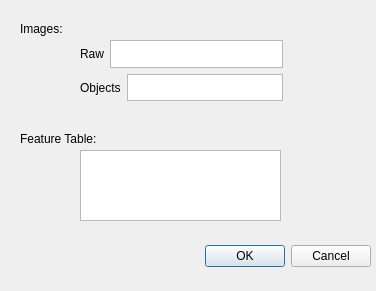
Old version of the form ilastik/widgets/exportToKnimeDialog.ui in the repository ilastik/ilastik.
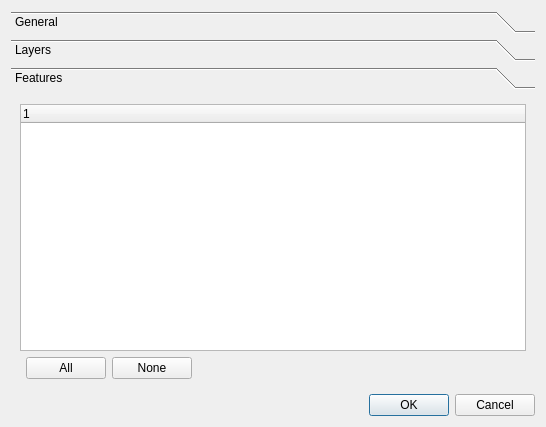
New version of the form. The open tabs and pages were chosen to show the change.

Commit message: brief: added new exportDialog +exportToKnimeDialog.py new dialog *exportToKnimeDialog_old.* renamed -disabled old dialog

```diff
--- a/ilastik/widgets/exportToKnimeDialog.ui
+++ b/ilastik/widgets/exportToKnimeDialog.ui
@@ -6,105 +6,142 @@
    <rect>
     <x>0</x>
     <y>0</y>
-    <width>376</width>
-    <height>291</height>
+    <width>546</width>
+    <height>427</height>
    </rect>
   </property>
   <property name="windowTitle">
    <string>Dialog</string>
   </property>
-  <widget class="QDialogButtonBox" name="buttonBox">
-   <property name="geometry">
-    <rect>
-     <x>30</x>
-     <y>240</y>
-     <width>341</width>
-     <height>32</height>
-    </rect>
-   </property>
-   <property name="orientation">
-    <enum>Qt::Horizontal</enum>
-   </property>
-   <property name="standardButtons">
-    <set>QDialogButtonBox::Cancel|QDialogButtonBox::Ok</set>
-   </property>
-  </widget>
-  <widget class="QLabel" name="label">
-   <property name="geometry">
-    <rect>
-     <x>20</x>
-     <y>20</y>
-     <width>66</width>
-     <height>17</height>
-    </rect>
-   </property>
-   <property name="text">
-    <string>Images:</string>
-   </property>
-  </widget>
-  <widget class="QLabel" name="label_2">
-   <property name="geometry">
-    <rect>
-     <x>20</x>
-     <y>130</y>
-     <width>101</width>
-     <height>17</height>
-    </rect>
-   </property>
-   <property name="text">
-    <string>Feature Table:</string>
-   </property>
-  </widget>
-  <widget class="QWidget" name="verticalLayoutWidget">
-   <property name="geometry">
-    <rect>
-     <x>80</x>
-     <y>40</y>
-     <width>203</width>
-     <height>61</height>
-    </rect>
-   </property>
-   <layout class="QVBoxLayout" name="verticalLayout_2">
-    <item>
-     <layout class="QHBoxLayout" name="horizontalLayout">
-      <item>
-       <widget class="QLabel" name="label_3">
-        <property name="text">
-         <string>Raw</string>
-        </property>
-       </widget>
-      </item>
-      <item>
-       <widget class="QListWidget" name="rawList"/>
-      </item>
-     </layout>
-    </item>
-    <item>
-     <layout class="QHBoxLayout" name="horizontalLayout_4">
-      <item>
-       <widget class="QLabel" name="label_5">
-        <property name="text">
-         <string>Objects</string>
-        </property>
-       </widget>
-      </item>
-      <item>
-       <widget class="QListWidget" name="objectList"/>
-      </item>
-     </layout>
-    </item>
-   </layout>
-  </widget>
-  <widget class="QListWidget" name="featureList">
-   <property name="geometry">
-    <rect>
-     <x>80</x>
-     <y>150</y>
-     <width>201</width>
-     <height>71</height>
-    </rect>
-   </property>
-  </widget>
+  <layout class="QVBoxLayout" name="verticalLayout">
+   <item>
+    <widget class="QToolBox" name="toolBox">
+     <widget class="QWidget" name="generalBox">
+      <attribute name="label">
+       <string>General</string>
+      </attribute>
+      <layout class="QFormLayout" name="formLayout">
+       <item row="0" column="1">
+        <widget class="QLineEdit" name="exportPath"/>
+       </item>
+       <item row="0" column="0">
+        <widget class="QPushButton" name="choosePath">
+         <property name="text">
+          <string>Choose File</string>
+         </property>
+        </widget>
+       </item>
+      </layout>
+     </widget>
+     <widget class="QWidget" name="layerBox">
+      <property name="geometry">
+       <rect>
+        <x>0</x>
+        <y>0</y>
+        <width>528</width>
+        <height>283</height>
+       </rect>
+      </property>
+      <attribute name="label">
+       <string>Layers</string>
+      </attribute>
+      <layout class="QVBoxLayout" name="verticalLayout_2">
+       <item>
+        <widget class="QLabel" name="label">
+         <property name="text">
+          <string>Select object layers to export</string>
+         </property>
+        </widget>
+       </item>
+       <item>
+        <widget class="QListWidget" name="objLayerView">
+         <property name="selectionMode">
+          <enum>QAbstractItemView::NoSelection</enum>
+         </property>
+        </widget>
+       </item>
+       <item>
+        <widget class="QCheckBox" name="includeRaw">
+         <property name="text">
+          <string>Include raw image</string>
+         </property>
+        </widget>
+       </item>
+      </layout>
+     </widget>
+     <widget class="QWidget" name="featureBox">
+      <property name="geometry">
+       <rect>
+        <x>0</x>
+        <y>0</y>
+        <width>528</width>
+        <height>283</height>
+       </rect>
+      </property>
+      <attribute name="label">
+       <string>Features</string>
+      </attribute>
+      <layout class="QGridLayout" name="gridLayout">
+       <item row="3" column="1">
+        <widget class="QPushButton" name="selectAllFeatures">
+         <property name="text">
+          <string>All</string>
+         </property>
+        </widget>
+       </item>
+       <item row="3" column="2">
+        <widget class="QPushButton" name="selectNoFeatures">
+         <property name="text">
+          <string>None</string>
+         </property>
+        </widget>
+       </item>
+       <item row="3" column="3">
+        <spacer name="horizontalSpacer">
+         <property name="orientation">
+          <enum>Qt::Horizontal</enum>
+         </property>
+         <property name="sizeHint" stdset="0">
+          <size>
+           <width>40</width>
+           <height>20</height>
+          </size>
+         </property>
+        </spacer>
+       </item>
+       <item row="1" column="0" colspan="4">
+        <widget class="QTreeWidget" name="featureView">
+         <property name="alternatingRowColors">
+          <bool>false</bool>
+         </property>
+         <property name="selectionMode">
+          <enum>QAbstractItemView::NoSelection</enum>
+         </property>
+         <property name="textElideMode">
+          <enum>Qt::ElideNone</enum>
+         </property>
+         <column>
+          <property name="text">
+           <string notr="true">1</string>
+          </property>
+         </column>
+        </widget>
+       </item>
+      </layout>
+     </widget>
+    </widget>
+   </item>
+   <item>
+    <widget class="QDialogButtonBox" name="buttonBox">
+     <property name="orientation">
+      <enum>Qt::Horizontal</enum>
+     </property>
+     <property name="standardButtons">
+      <set>QDialogButtonBox::Cancel|QDialogButtonBox::Ok</set>
+     </property>
+    </widget>
+   </item>
+  </layout>
  </widget>
  <resources/>
  <connections>
```
Left out of the diff: 64 changed lines with no effect on the pictures. The commit also changes 4 other files.
